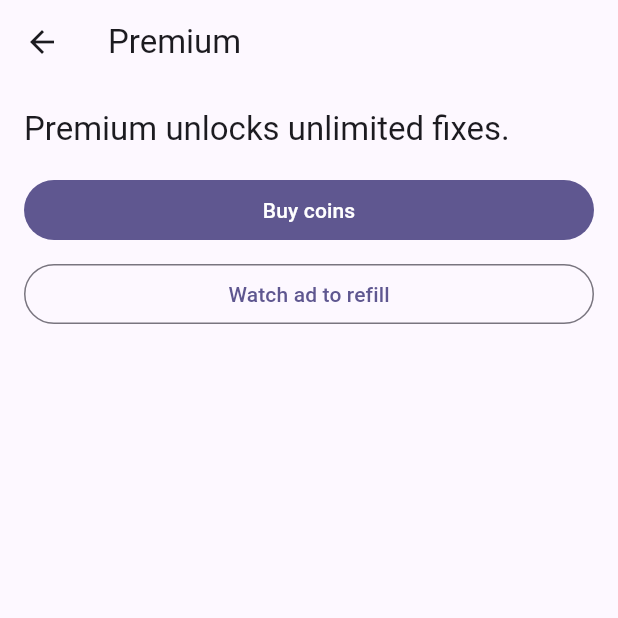
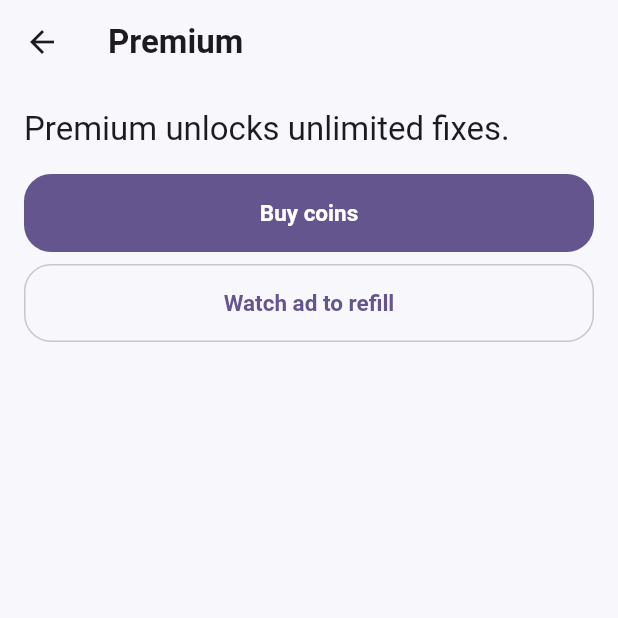
Before and after one commit to nickolaylo/fixarabickeyboard, a Flutter app: the screen it shows after launch, item 4 of the bottom bar chosen, on a phone screen of 412 x 824 dp, the top half of it. Run offline on Flutter 3.47's test engine with Material 3 defaults, Android fonts, the phone set to English and light mode, and no system bars.

Commit message:
Build polished Material 3 visual system

```diff
--- a/lib/core/theme/app_theme.dart
+++ b/lib/core/theme/app_theme.dart
@@ -1,17 +1,101 @@
 import 'package:flutter/material.dart';
 
 class AppTheme {
-  static const _seed = Color(0xFF6E57E0);
+  static const _seed = Color(0xFF6750A4);
+  static const _lightBackground = Color(0xFFF7F7FC);
+  static const _darkBackground = Color(0xFF111116);
 
-  static ThemeData get light => ThemeData(
-        useMaterial3: true,
-        colorScheme: ColorScheme.fromSeed(seedColor: _seed),
-        cardTheme: const CardThemeData(margin: EdgeInsets.zero),
-      );
+  static ThemeData get light => _build(Brightness.light);
+  static ThemeData get dark => _build(Brightness.dark);
 
-  static ThemeData get dark => ThemeData(
-        useMaterial3: true,
-        colorScheme: ColorScheme.fromSeed(seedColor: _seed, brightness: Brightness.dark),
-        cardTheme: const CardThemeData(margin: EdgeInsets.zero),
-      );
+  static ThemeData _build(Brightness brightness) {
+    final scheme = ColorScheme.fromSeed(
+      seedColor: _seed,
+      brightness: brightness,
+    );
+    final isDark = brightness == Brightness.dark;
+
+    return ThemeData(
+      useMaterial3: true,
+      brightness: brightness,
+      colorScheme: scheme,
+      scaffoldBackgroundColor: isDark ? _darkBackground : _lightBackground,
+      appBarTheme: AppBarTheme(
+        elevation: 0,
+        scrolledUnderElevation: 0,
+        centerTitle: false,
+        backgroundColor: Colors.transparent,
+        foregroundColor: scheme.onSurface,
+        titleTextStyle: TextStyle(
+          color: scheme.onSurface,
+          fontSize: 22,
+          fontWeight: FontWeight.w700,
+        ),
+      ),
+      cardTheme: CardThemeData(
+        margin: EdgeInsets.zero,
+        elevation: 0,
+        color: isDark ? const Color(0xFF1B1B22) : Colors.white,
+        shape: RoundedRectangleBorder(
+          borderRadius: BorderRadius.circular(24),
+          side: BorderSide(
+            color: scheme.outlineVariant.withValues(alpha: isDark ? 0.45 : 0.70),
+          ),
+        ),
+      ),
+      navigationBarTheme: NavigationBarThemeData(
+        height: 72,
+        elevation: 0,
+        backgroundColor: isDark ? const Color(0xFF18181F) : Colors.white,
+        indicatorColor: scheme.secondaryContainer,
+        labelTextStyle: WidgetStateProperty.resolveWith((states) {
+          return TextStyle(
+            fontSize: 12,
+            fontWeight: states.contains(WidgetState.selected)
+                ? FontWeight.w700
+                : FontWeight.w500,
+          );
+        }),
+      ),
+      inputDecorationTheme: InputDecorationTheme(
+        filled: true,
+        fillColor: scheme.surfaceContainerHighest.withValues(alpha: isDark ? 0.45 : 0.55),
+        border: OutlineInputBorder(
+          borderRadius: BorderRadius.circular(18),
+          borderSide: BorderSide(color: scheme.outlineVariant),
+        ),
+        enabledBorder: OutlineInputBorder(
+          borderRadius: BorderRadius.circular(18),
+          borderSide: BorderSide(color: scheme.outlineVariant),
+        ),
+        focusedBorder: OutlineInputBorder(
+          borderRadius: BorderRadius.circular(18),
+          borderSide: BorderSide(color: scheme.primary, width: 1.5),
+        ),
+        contentPadding: const EdgeInsets.symmetric(horizontal: 16, vertical: 14),
+      ),
+      filledButtonTheme: FilledButtonThemeData(
+        style: FilledButton.styleFrom(
+          minimumSize: const Size.fromHeight(52),
+          shape: RoundedRectangleBorder(borderRadius: BorderRadius.circular(18)),
+          textStyle: const TextStyle(fontSize: 15, fontWeight: FontWeight.w700),
+        ),
+      ),
+      outlinedButtonTheme: OutlinedButtonThemeData(
+        style: OutlinedButton.styleFrom(
+          minimumSize: const Size.fromHeight(52),
+          shape: RoundedRectangleBorder(borderRadius: BorderRadius.circular(18)),
+          side: BorderSide(color: scheme.outlineVariant),
+          textStyle: const TextStyle(fontSize: 15, fontWeight: FontWeight.w700),
+        ),
+      ),
+      switchTheme: SwitchThemeData(
+        trackOutlineColor: WidgetStatePropertyAll(scheme.outlineVariant),
+      ),
+      dividerTheme: DividerThemeData(
+        color: scheme.outlineVariant.withValues(alpha: 0.65),
+        space: 1,
+      ),
+    );
+  }
 }
```
